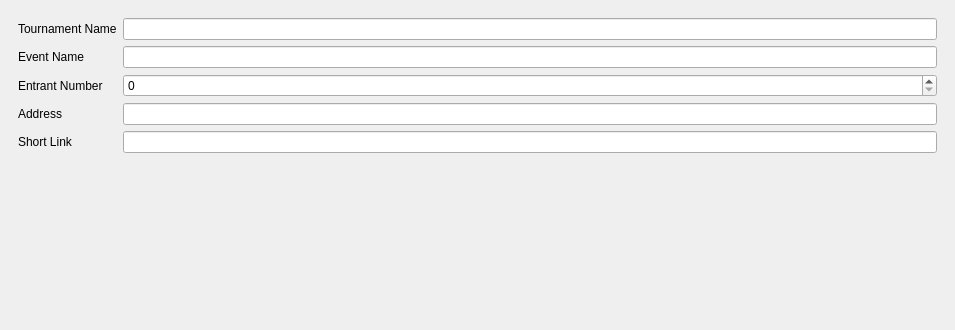
Above: src/layout/TSHTournamentInfo.ui from joaorb64/TournamentStreamHelper before the change; both pictures show x 0 to 955 and y 0 to 330 of the 955 by 603 pixel window. Below: the same form after it.
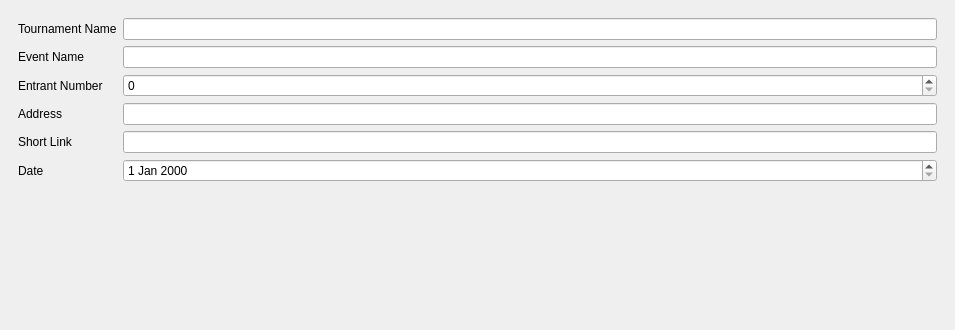
That is the form after the change.

Commit message: init fetch date tournament

Diff of the .ui file:
```diff
--- a/src/layout/TSHTournamentInfo.ui
+++ b/src/layout/TSHTournamentInfo.ui
@@ -95,6 +95,16 @@
         </property>
        </widget>
       </item>
+      <item row="5" column="1">
+       <widget class="QDateEdit" name="startAt"/>
+      </item>
+      <item row="5" column="0">
+       <widget class="QLabel" name="label_5">
+        <property name="text">
+         <string>Date</string>
+        </property>
+       </widget>
+      </item>
      </layout>
     </item>
     <item>
```
The commit also changes 3 other files.
